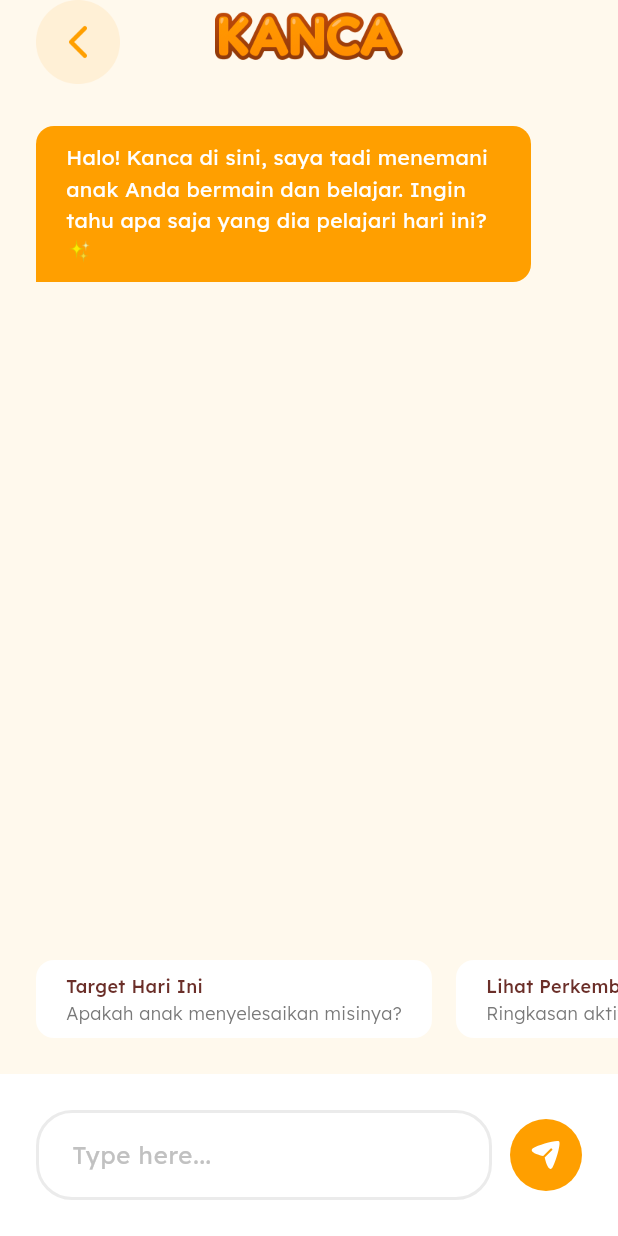
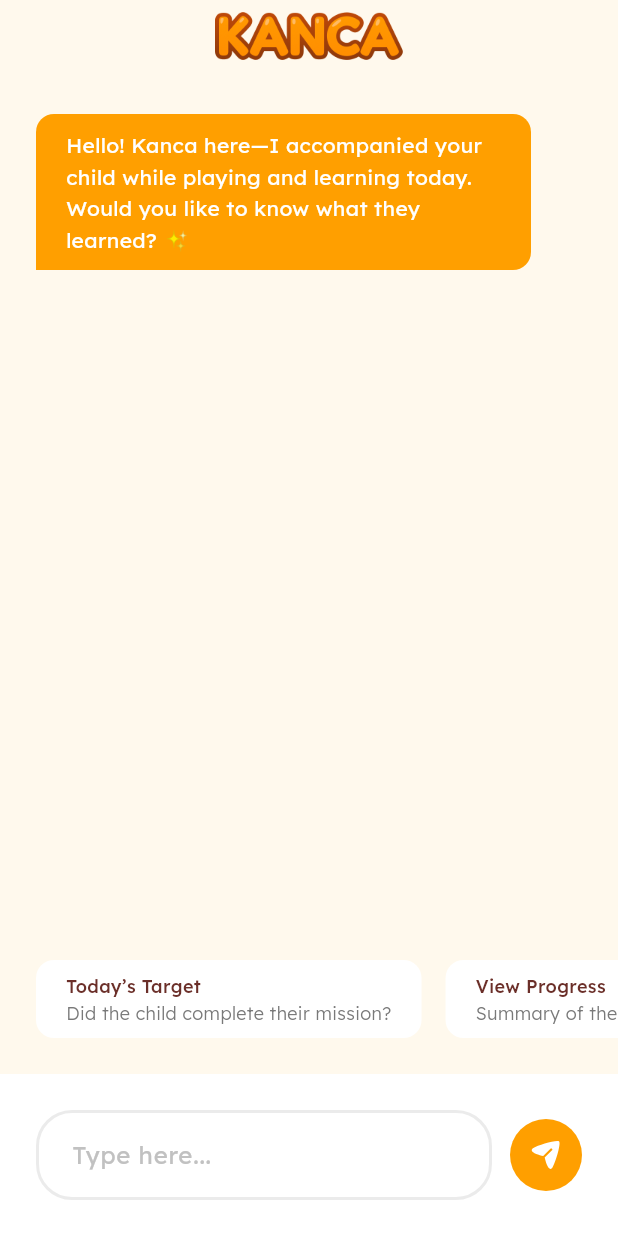
Before and after one commit to hib4/pan-sea-ai-developer-challenge-2025, a Flutter app: the ProgressPage screen opened directly, on a phone screen of 412 x 824 dp. Run offline on Flutter 3.47's test engine with Material 3 defaults, Android fonts, the light colour scheme and no system bars; our stand-ins replace bloc, dio, firebase_core, flutter_bloc, flutter_secure_storage, flutter_svg and 7 more; missing offline and left inert: device_frame; accounts and stored records are empty; generated files the repository leaves out were written again; network calls fail; statements that could not run were skipped.

Commit message:
chore: trasnlate to english

```diff
--- a/mobile/lib/features/progress/view/progress_page.dart
+++ b/mobile/lib/features/progress/view/progress_page.dart
@@ -20,12 +20,12 @@ class _ProgressPageState extends State<ProgressPage> {
 
   final List<List<String>> _suggestions = [
     [
-      'Target Hari Ini',
-      'Apakah anak menyelesaikan misinya?',
+      'Today’s Target',
+      'Did the child complete their mission?',
     ],
     [
-      'Lihat Perkembangan',
-      'Ringkasan aktivitas anak hari ini',
+      'View Progress',
+      'Summary of the child’s activities today',
     ],
   ];
 
@@ -39,7 +39,7 @@ class _ProgressPageState extends State<ProgressPage> {
     _conversations.add(
       const ChatModel(
         message:
-            'Halo! Kanca di sini, saya tadi menemani anak Anda bermain dan belajar. Ingin tahu apa saja yang dia pelajari hari ini? ✨',
+            'Hello! Kanca here—I accompanied your child while playing and learning today. Would you like to know what they learned? ✨',
         isAnswer: true,
       ),
     );
@@ -69,10 +69,10 @@ class _ProgressPageState extends State<ProgressPage> {
 
     // Add AI response (dummy response for now)
     final responses = [
-      'Terima kasih atas pertanyaannya! Anak Anda telah menunjukkan kemajuan yang baik dalam pembelajaran hari ini. 😊',
-      'Saya memahami kekhawatiran Anda. Berdasarkan observasi hari ini, anak Anda menunjukkan antusiasme dalam belajar.',
-      'Itu pertanyaan yang bagus! Anak Anda telah menyelesaikan beberapa aktivitas dengan baik hari ini.',
-      'Saya senang Anda bertanya! Perkembangan anak Anda dalam area kognitif menunjukkan hasil yang positif.',
+      'Thank you for your question! Your child has shown good progress in learning today. 😊',
+      'I understand your concern. Based on today’s observation, your child showed enthusiasm for learning.',
+      'That’s a great question! Your child completed several activities well today.',
+      'I’m glad you asked! Your child’s cognitive development showed positive results today.',
     ];
 
     final randomResponse =
@@ -126,16 +126,16 @@ class _ProgressPageState extends State<ProgressPage> {
               children: [
                 Stack(
                   children: [
-                    InkWell(
-                      onTap: () {
-                        context.pop();
-                      },
-                      borderRadius: BorderRadius.circular(28),
-                      child: Assets.icons.back.image(
-                        width: 56,
-                        height: 56,
-                      ),
-                    ),
+                    // InkWell(
+                    //   onTap: () {
+                    //     context.pop();
+                    //   },
+                    //   borderRadius: BorderRadius.circular(28),
+                    //   child: Assets.icons.back.image(
+                    //     width: 56,
+                    //     height: 56,
+                    //   ),
+                    // ),
                     SizedBox(
                       height: 48,
                       child: Center(
```
